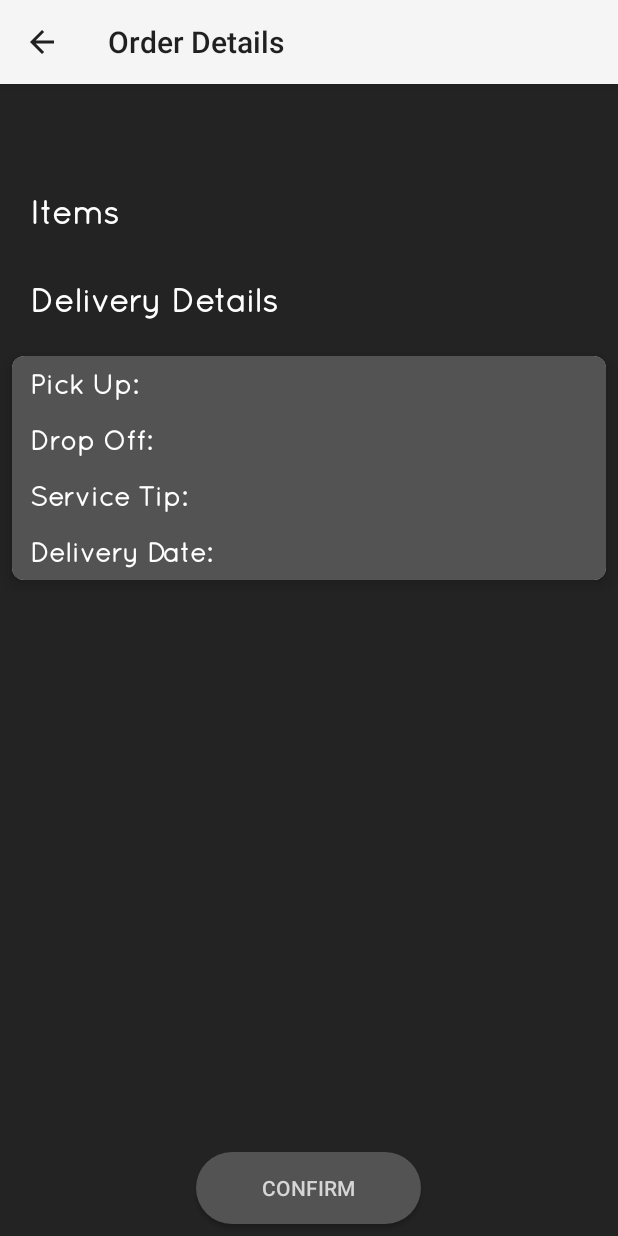
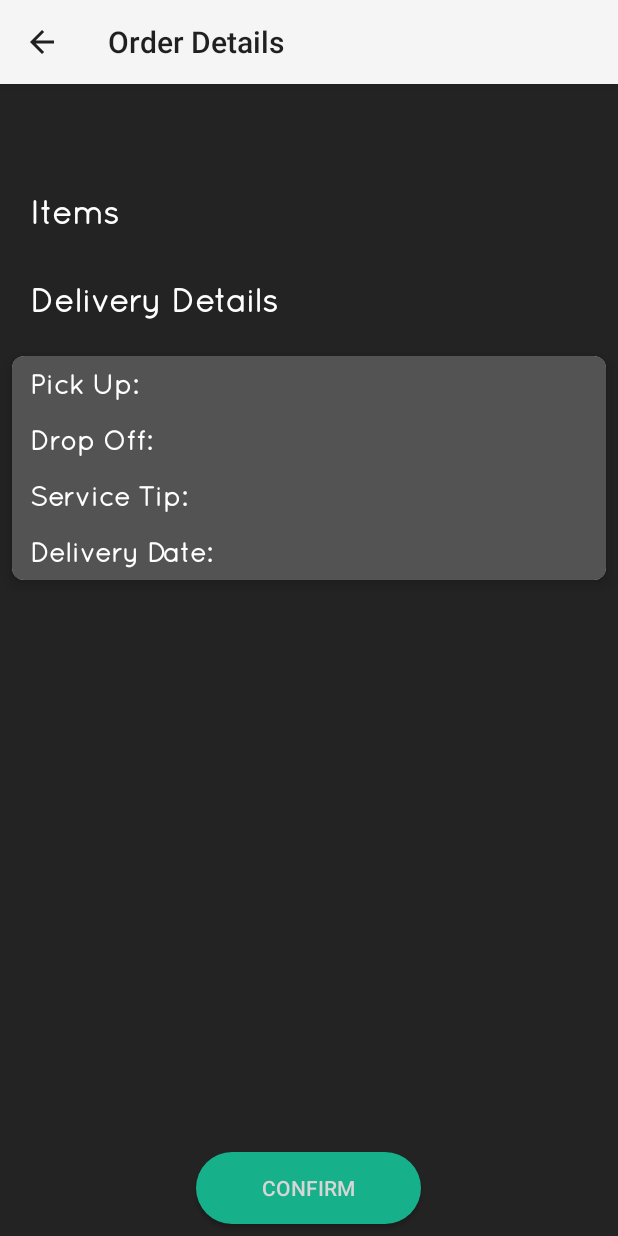
Before and after one commit to AdnanIqbalKhan/Kindred, an Android app: the ItemsDetailsActivity_2 screen opened directly, with no data from a screen before it, on a phone screen of 412 x 824 dp. Run offline under Robolectric (Android 15) with nearby library versions, the phone set to English and light mode, and no system bars; our stand-ins replace Firebase (no records; nobody signed in at launch, a user with empty details on screens opened directly); 1 statement that could not run was skipped.

Commit message:
button sizes and colors changes

```diff
--- a/app/build.gradle
+++ b/app/build.gradle
@@ -6,8 +6,8 @@ android {
         applicationId "com.kindred.kindred"
         minSdkVersion 19
         targetSdkVersion 26
-        versionCode 2
-        versionName "2.0.0.0.1.1"
+        versionCode 4
+        versionName "2.0.0.1.1.1"
         testInstrumentationRunner "android.support.test.runner.AndroidJUnitRunner"
     }
     buildTypes {
--- a/app/src/main/res/drawable/confirmorder_confirm_btn.xml
+++ b/app/src/main/res/drawable/confirmorder_confirm_btn.xml
@@ -1,5 +1,5 @@
 <?xml version="1.0" encoding="utf-8"?>
 <shape xmlns:android="http://schemas.android.com/apk/res/android">
-    <solid android:color="@color/colorPrimary"/>
+    <solid android:color="@color/colorAccent"/>
     <corners android:radius="30dp"/>
 </shape>
--- a/app/src/main/res/drawable/itemsdetails_confirm_btn.xml
+++ b/app/src/main/res/drawable/itemsdetails_confirm_btn.xml
@@ -1,5 +1,5 @@
 <?xml version="1.0" encoding="utf-8"?>
 <shape xmlns:android="http://schemas.android.com/apk/res/android">
-    <solid android:color="@color/colorPrimary"/>
+    <solid android:color="@color/colorAccent"/>
     <corners android:radius="30dp"/>
 </shape>
--- a/app/src/main/res/drawable/placeorder_continue_btn.xml
+++ b/app/src/main/res/drawable/placeorder_continue_btn.xml
@@ -1,5 +1,5 @@
 <?xml version="1.0" encoding="utf-8"?>
 <shape xmlns:android="http://schemas.android.com/apk/res/android">
-    <solid android:color="@color/colorPrimary"/>
+    <solid android:color="@color/colorAccent"/>
     <corners android:radius="30dp"/>
 </shape>
--- a/app/src/main/res/layout/activity_main.xml
+++ b/app/src/main/res/layout/activity_main.xml
@@ -400,7 +400,7 @@
 
             <Button
                 android:id="@+id/continue_btn"
-                android:layout_width="119dp"
+                android:layout_width="150dp"
                 android:layout_height="wrap_content"
                 android:layout_gravity="center"
                 android:layout_margin="8dp"
--- a/app/src/main/res/layout/confirm_order.xml
+++ b/app/src/main/res/layout/confirm_order.xml
@@ -219,7 +219,7 @@
         android:layout_gravity="center"
         android:layout_margin="8dp"
         android:background="@drawable/confirmorder_confirm_btn"
-        android:text="Confirm Order"
+        android:text="Post Order"
         android:textColor="@android:color/white" />
 
 
```
Also changed, not shown: 1 other file.
